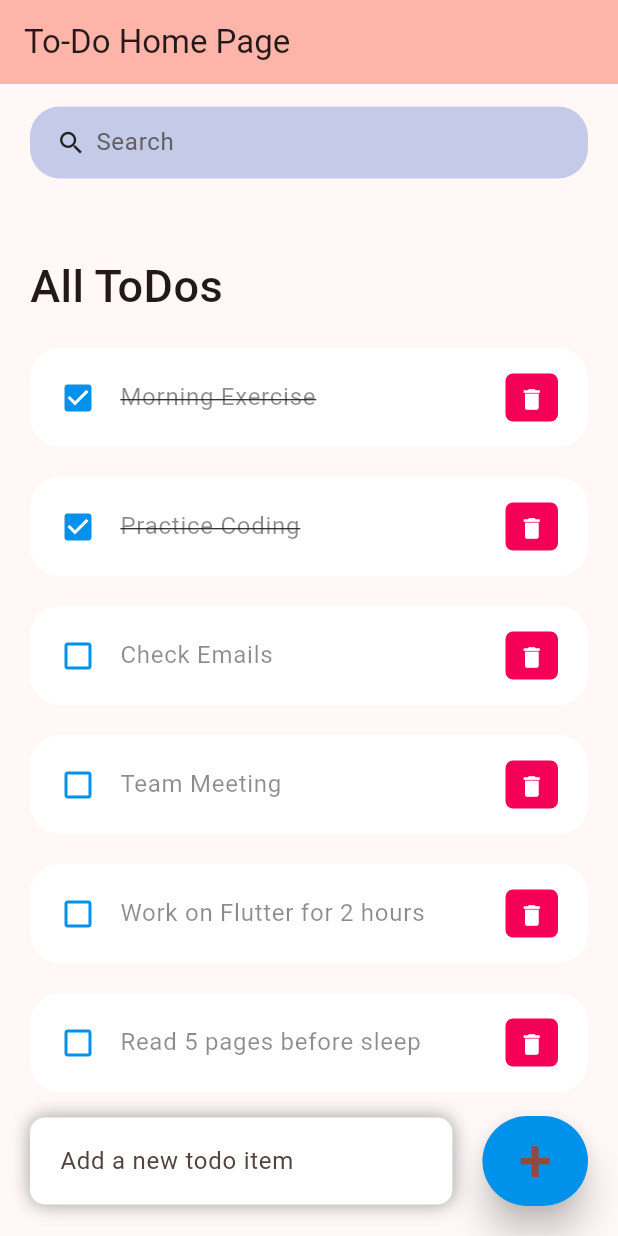
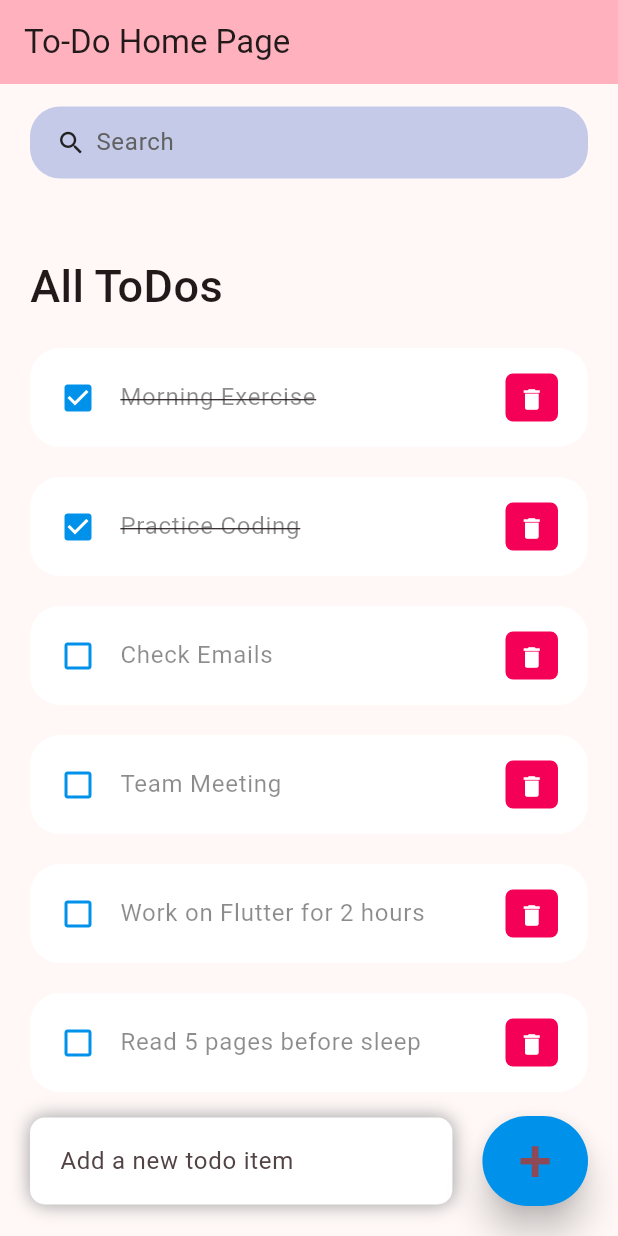
Before and after one commit to pujadatta98/flutter_todo_application, a Flutter app: the screen it shows after launch, on a phone screen of 412 x 824 dp. Run offline on Flutter 3.47's test engine with Material 3 defaults, Android fonts, the light colour scheme and no system bars; our stand-ins replace shared_preferences.

Commit message:
change red to pink

```diff
--- a/lib/main.dart
+++ b/lib/main.dart
@@ -20,7 +20,7 @@ class MyApp extends StatelessWidget {
       title: 'Flutter Demo',
       debugShowCheckedModeBanner: false,
       theme: ThemeData(
-        colorScheme: ColorScheme.fromSeed(seedColor: Colors.red),
+        colorScheme: ColorScheme.fromSeed(seedColor: Colors.pink),
         useMaterial3: true,
       ),
       home: const MyHomePage(title: 'To-Do Home Page'),
```
